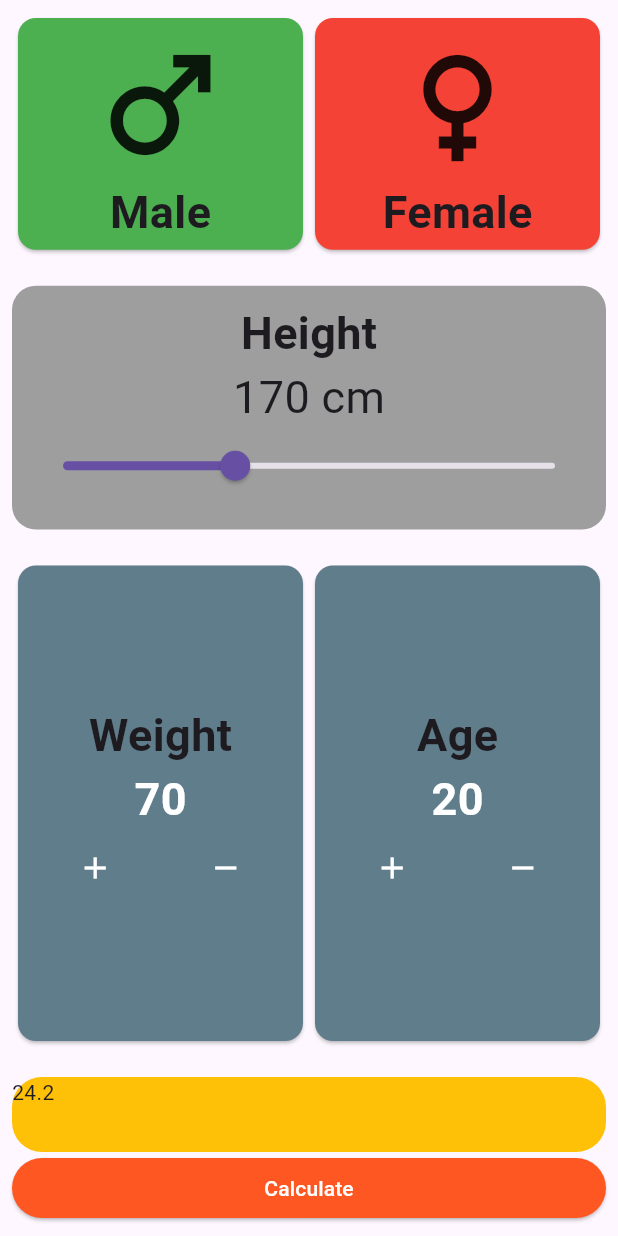
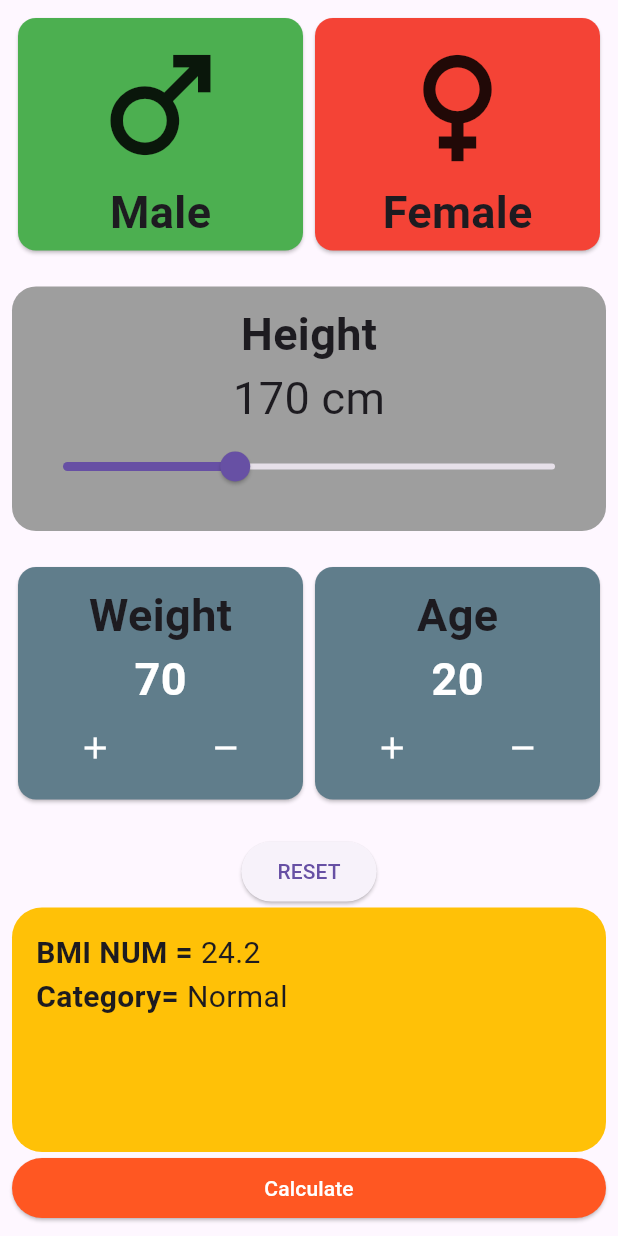
Before and after one commit to yusufabdo20/e_youth_flutter, a Flutter app: the screen it shows after launch, after a tap on "Calculate", on a phone screen of 412 x 824 dp. Run offline on Flutter 3.47's test engine with Material 3 defaults, Android fonts, the phone set to English and light mode, and no system bars.

Commit message:
Enhance BMI calculation logic and add reset functionality in FirstScreen widget

```diff
--- a/lib/screens/first_screen.dart
+++ b/lib/screens/first_screen.dart
@@ -14,12 +14,49 @@ double height = 170 ;
 int weight = 70 ;
 int age =20 ;
 var result = "" ;
+String category = '';
+void reset(){
+  isMale =true ;
+  height =170 ;
+  weight=70 ;
+  age = 20 ;
+  result="";
+
+setState(() {
+
+});
+}
 void calcBMI(){
 double hM = height/100 ;
 double bmi = weight / (hM * hM) ;
 result = bmi.toStringAsFixed(1) ;
+switch(bmi){
+  case <=17 :
+ category = "moderate and severe thinness " ;
+ break ;
+  case <=18.5 :
+ category = "under weight" ;
+ break ;
+  case >18.5 && <= 24.9 :
+ category = "Normal" ;
+ break ;
+  case >=25 :
+ category = "Overweight" ;
+ break ;
+  case >=30 :
+ category = "Obesity" ;
+ break ;
+ default:
+ category= "NONE" ;
+ break ;
+}
+}
+// BMI <17.0: moderate and severe thinness.
+// BMI <18.5: underweight.
+// BMI 18.5–24.9: normal weight.
+// BMI ≥25.0: overweight.
+// BMI ≥30.0: obesity.
 
-}
   @override
   Widget build(BuildContext context) {
     return Scaffold(
@@ -30,8 +67,7 @@ result = bmi.toStringAsFixed(1) ;
                 padding: const EdgeInsets.all(8.0),
                 child: Column(
                   children: [
-                    Expanded(
-                      flex: 1,
+                    Flexible(
                       child: Row(
                         children: [
                           Expanded(
@@ -128,7 +164,7 @@ result = bmi.toStringAsFixed(1) ;
                     ) ,
                     SizedBox(height: 20,) ,
                     Expanded(
-                      flex: 2,
+                      flex: 1,
                       child: Row(
                             children: [
                               Expanded(
@@ -175,14 +211,37 @@ result = bmi.toStringAsFixed(1) ;
                           ),
                     ),
                     SizedBox(height: 20,) ,
-                   result.isEmpty ? SizedBox() :  Container(
+                    result.isEmpty ?  SizedBox() :
+                    ElevatedButton(onPressed: (){
+                      reset();
+                    }, child: Text("RESET")) ,
+                   result.isEmpty ? SizedBox() :  Expanded(
+                     child: Container(
                           width: double.infinity,
                           height: 50,
+                          padding: EdgeInsets.all(16),
                           decoration: BoxDecoration(
                             color: Colors.amber,
                             borderRadius: BorderRadius.circular(20)
                           ),
-                        child: Text(result) ,
+                          child: Column(
+                            children: [
+                              Row(
+                                children: [
+                                  Text("BMI NUM = " , style: TextStyle(fontSize: 20 , fontWeight: FontWeight.bold),) ,
+                                  Text(result, style: TextStyle(fontSize: 20 )),
+                                ],
+                              ),
+                              Row(
+                                crossAxisAlignment: CrossAxisAlignment.start,
+                                children: [
+                                  Text("Category= " , style: TextStyle(fontSize: 20 , fontWeight: FontWeight.bold),) ,
+                                  Flexible(child: Text(category, style: TextStyle(fontSize: 20 ))),
+                                ],
+                              ),
+                            ],
+                          ) ,
+                      ),
                    ) ,
                         SizedBox(
                           width: double.infinity,
```
Lines whose indentation alone changed are shown as unchanged.
